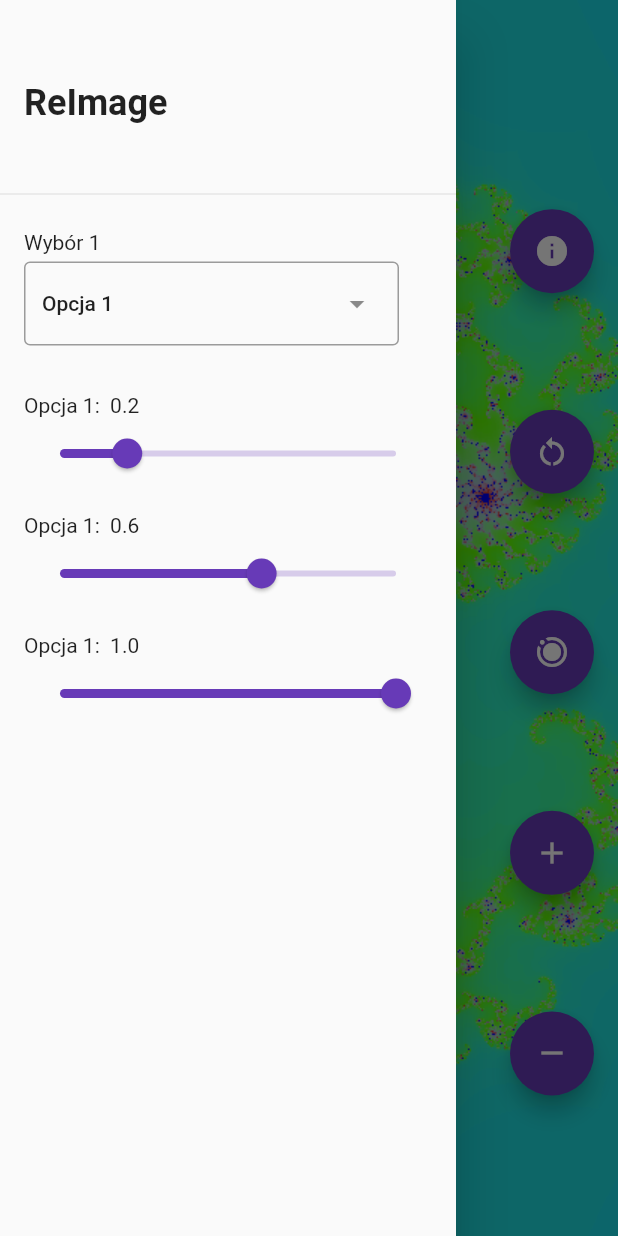
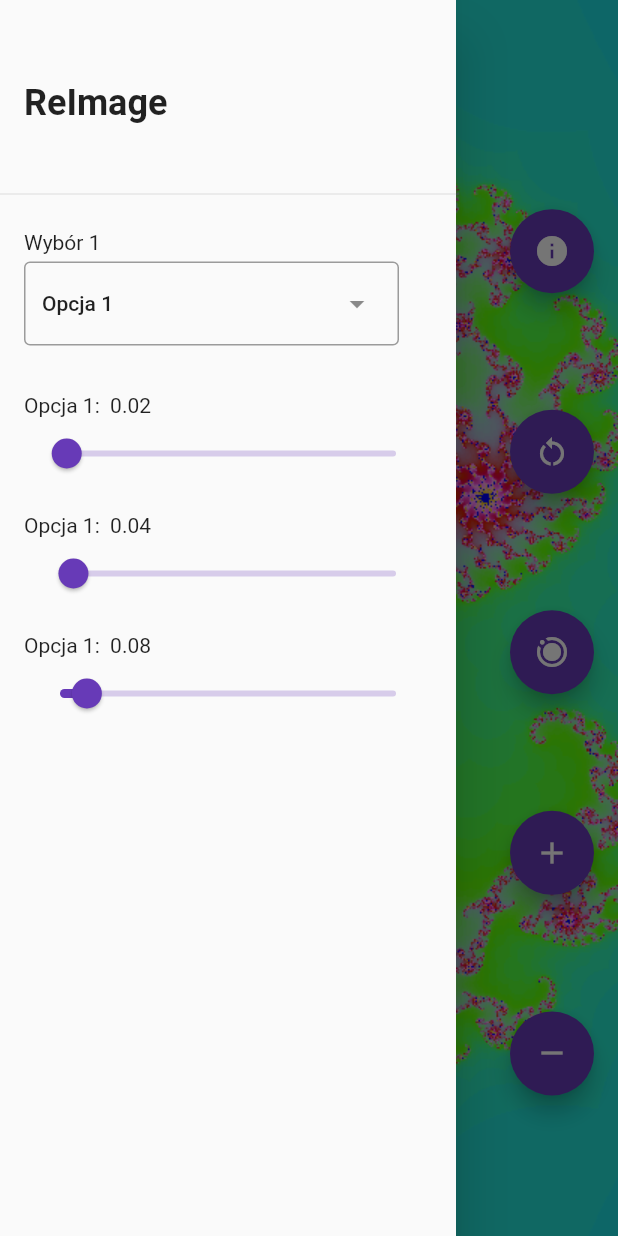
Before and after one commit to Pp-4/ReImagineMobile, a Flutter app: the screen it shows after launch, with the side drawer open, on a phone screen of 412 x 824 dp. Run offline on Flutter 3.47's test engine with Material 2 defaults, Android fonts, the phone set to English and light mode, and no system bars.

Commit message:
sl part 2
Signed-off-by: Pp-4 <39858427+Pp-4@users.noreply.github.com>

```diff
--- a/lib/image_manipulation.dart
+++ b/lib/image_manipulation.dart
@@ -7,14 +7,14 @@ import 'fractals.dart';
 import 'point.dart';
 class Draw {
   static Future<ui.Image> makeImage( //create image object
-      int width, int height, int iteration, Punkt focus, Punkt min, Punkt max, double resolution,(double,double,double) gradient) {
+      int width, int height, int iteration, Punkt focus, Punkt min, Punkt max, double resolution,Kolor gradient) {
     resolution = (resolution > 1) ? 1 : resolution;
     JuliaSet js2 = JuliaSet((width*resolution).toInt(), (height*resolution).toInt(), focus, min, max);
     //print("rysowanie od $min, do $max");
     js2.fastIteration(iteration);
 
     final c = Completer<ui.Image>();
-    final pixels = Draw.serialisation(js2.depthMatrix,(gradient.$1,gradient.$2,gradient.$3));
+    final pixels = Draw.serialisation(js2.depthMatrix,gradient);
     ui.decodeImageFromPixels(
       pixels.buffer.asUint8List(),
       (width*resolution).toInt(),
@@ -27,7 +27,7 @@ class Draw {
     return c.future;
   }
 
-  static Int32List serialisation(List<List<double>> input, (double,double,double) gradient) {
+  static Int32List serialisation(List<List<double>> input, Kolor gradient) {
     //convert depth matrix to RGBA int32 list ,using continuous function
     int x = input.length, y = input[0].length,pointer = 0;
     Int32List output = Int32List(x * y); //height * length ,4 channels
@@ -37,9 +37,9 @@ class Draw {
        for (int j = 0; j < y; j++) {
           double temp = input[i][j]; //R+G+B+A , A is always 255
           output[pointer++] = (temp != -1)//check if depth is -1
-              ? (_color(temp, gradient.$1, 0) << 24)
-              + (_color(temp, gradient.$2, 1) << 16)
-              + (_color(temp, gradient.$3, 2) << 8)
+              ? (_color(temp, gradient.kolor1, 0) << 24)
+              + (_color(temp, gradient.kolor2, 1) << 16)
+              + (_color(temp, gradient.kolor3, 2) << 8)
               + 255 : (temp == 0) ? ~0 :0;//-1 is colored white , 0 is colored black
         }
       }
@@ -50,9 +50,9 @@ class Draw {
           for (int i = 0; i < x; i++) {
           double temp = input[i][j]; //R+G+B+A , A is always 255
           output[pointer++] = (temp != -1) //check if depth is -1
-              ? (_color(temp, gradient.$1, 0) << 0)
-              + (_color(temp, gradient.$2, 1) << 8)
-              + (_color(temp, gradient.$3, 2) << 16)
+              ? (_color(temp, gradient.kolor1, 0) << 0)
+              + (_color(temp, gradient.kolor2, 1) << 8)
+              + (_color(temp, gradient.kolor3, 2) << 16)
               + 0xff000000 : 0xffff0000;//-1 is colored white , 0 is colored black
         }
       }
--- a/lib/main.dart
+++ b/lib/main.dart
@@ -24,7 +24,7 @@ class RootState extends State<Root> {
       */
   Icon ikona = const Icon(Icons.motion_photos_on);
   Icon ikona2 = const Icon(Icons.info);
-
+  OptionsBar optionsbar = OptionsBar();
   AppBar _buildAppBar(){
     return AppBar(
       backgroundColor: Colors.transparent,
@@ -39,7 +39,7 @@ class RootState extends State<Root> {
       title: 'ReImagine Mobile',
       theme: ThemeData(primarySwatch: Colors.deepPurple),
       home: Builder(builder: (BuildContext context) {
-
+        optionsbar.kolor = Status.kolory;
         stats.rozmiarOkna.max = Punkt.size(MediaQuery.of(context).size);
         //stats.addInfo = AffineTransformations.ratio2(stats.rozmiarOkna.max).toString();
         //stats.kamera = AffineTransformations.ratio(stats.kameraPocz, stats.rozmiarOkna.min - stats.rozmiarOkna.max);
@@ -50,7 +50,7 @@ class RootState extends State<Root> {
           extendBodyBehindAppBar: true,
           appBar:_buildAppBar(),
 
-          drawer: const OptionsBar(),
+          drawer: optionsbar,
           body: Stack(
             children: [
               GestureDetector(
@@ -133,7 +133,7 @@ class RootState extends State<Root> {
                           stats.kamera.min*AffineTransformations.ratio2(stats.rozmiarOkna.max)/2,
                           stats.kamera.max*AffineTransformations.ratio2(stats.rozmiarOkna.max)/2,
                           stats.rozdzielczosc,
-                          (stats.sl1,stats.sl2,stats.sl3)),
+                          Status.kolory),
                       builder: (context, snapshot) {
                         if (snapshot.hasData) {
                           return Center(
--- a/lib/point.dart
+++ b/lib/point.dart
@@ -64,3 +64,7 @@ class Mysz {
   Punkt pozycjaFizyczna,pozycjaLogObecna,pozycjaLogPoprzednia;
   Mysz(this.pozycjaFizyczna,this.pozycjaLogObecna,this.pozycjaLogPoprzednia);
 }
+class Kolor {
+  double kolor1,kolor2,kolor3;
+  Kolor(this.kolor1,this.kolor2,this.kolor3);
+}
--- a/lib/status.dart
+++ b/lib/status.dart
@@ -11,7 +11,7 @@ class Status {
   final int maxLiczbaIteracjiPocz;
   double skalaPocz = 1.0, tempoSkali = 1.0, skala = 1.0;
   double rozdzielczosc = 1; //doesnt work right now , dont change
-  double sl1 = 0.01,sl2 = 0.02,sl3 = 0.04;
+  static Kolor kolory = Kolor(0.02,0.04, 0.08);
   Status(
     this.blokadaZmianyC,
     this.dragLock,
--- a/lib/widgets/options_bar.dart
+++ b/lib/widgets/options_bar.dart
@@ -1,15 +1,14 @@
 import 'package:flutter/material.dart';
+import 'package:reimagine_mobile/point.dart';
 import 'package:reimagine_mobile/widgets/my_dropdown.dart';
-
+import '/point.dart';
 
 class OptionsBar extends StatefulWidget {
   OptionsBar({Key? key}) : super(key: key);
 
   @override
   State<OptionsBar> createState() => _OptionsBarState();
-  var currentSliderOneValue = 0.2;
-  var currentSliderTwoValue = 0.6;
-  var currentSliderThreeValue = 1.0;
+  Kolor kolor = Kolor(0, 0, 0);
   MyDropdown dropdown = MyDropdown(title:"Wybór 1",list: ["Opcja 1","Opcja 2","Opcja 3","Opcja 4"]);
 }
 
@@ -18,7 +17,6 @@ class _OptionsBarState extends State<OptionsBar> {
 
   @override
   Widget build(BuildContext context) {
-
 
     getSelectedSet(){
       return widget.dropdown.currentValue;
@@ -51,12 +49,12 @@ class _OptionsBarState extends State<OptionsBar> {
               child: Column(
                   crossAxisAlignment: CrossAxisAlignment.start,
                   children: [
-                Text("Opcja 1:  " + double.parse((widget.currentSliderOneValue).toStringAsFixed(2)).toString(),),
-                Slider(value: widget.currentSliderOneValue , onChanged: (double value){
+                Text("Opcja 1:  " + double.parse((widget.kolor.kolor1).toStringAsFixed(2)).toString(),),
+                Slider(value: widget.kolor.kolor1 , onChanged: (double value){
                   setState(() {
-                    widget.currentSliderOneValue = value;
+                    widget.kolor.kolor1 = value;
                   });
-                },min: 0,max: 1,label: "Opcja 1: " + widget.currentSliderOneValue.toString(),),
+                },min: 0,max: 1,label: "Opcja 1: " + widget.kolor.kolor1.toString(),),
               ]),
             ),
             Padding(
@@ -64,12 +62,12 @@ class _OptionsBarState extends State<OptionsBar> {
               child: Column(
                   crossAxisAlignment: CrossAxisAlignment.start,
                   children: [
-                    Text("Opcja 1:  " + double.parse((widget.currentSliderTwoValue).toStringAsFixed(2)).toString(),),
-                    Slider(value: widget.currentSliderTwoValue , onChanged: (double value){
+                    Text("Opcja 1:  " + double.parse((widget.kolor.kolor2).toStringAsFixed(2)).toString(),),
+                    Slider(value: widget.kolor.kolor2 , onChanged: (double value){
                       setState(() {
-                        widget.currentSliderTwoValue = value;
+                        widget.kolor.kolor2 = value;
                       });
-                    },min: 0,max: 1,label: "Opcja 1: " + widget.currentSliderTwoValue.toString(),),
+                    },min: 0,max: 1,label: "Opcja 1: " + widget.kolor.kolor2.toString(),),
                   ]),
             ),
 
@@ -78,12 +76,12 @@ class _OptionsBarState extends State<OptionsBar> {
               child: Column(
                   crossAxisAlignment: CrossAxisAlignment.start,
                   children: [
-                    Text("Opcja 1:  " + double.parse((widget.currentSliderThreeValue).toStringAsFixed(2)).toString(),),
-                    Slider(value: widget.currentSliderThreeValue , onChanged: (double value){
+                    Text("Opcja 1:  " + double.parse((widget.kolor.kolor3).toStringAsFixed(2)).toString(),),
+                    Slider(value: widget.kolor.kolor3 , onChanged: (double value){
                       setState(() {
-                        widget.currentSliderThreeValue = value;
+                        widget.kolor.kolor3 = value;
                       });
-                    },min: 0,max: 1,label: "Opcja 1: " + widget.currentSliderThreeValue.toString(),),
+                    },min: 0,max: 1,label: "Opcja 1: " + widget.kolor.kolor3.toString(),),
                   ]),
             ),
 
```
